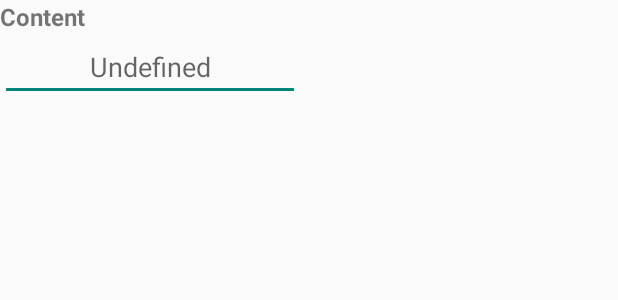
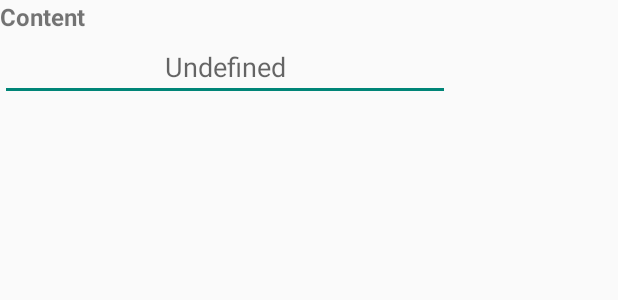
Before and after one commit to LeechanGu/sweetTask, an Android app: the layout task_pre_act_content.xml on its own in the app's theme, with its tools: preview values and no code run, on a phone screen of 412 x 824 dp. Shown: the top 300 px of the screen. Run offline under Robolectric (Android 15) with nearby library versions, the phone set to English and light mode, and no system bars.

Commit message:
ready for demo1

```diff
--- a/app/src/main/res/layout/task_pre_act_content.xml
+++ b/app/src/main/res/layout/task_pre_act_content.xml
@@ -13,7 +13,7 @@
         />
 
     <EditText
-        android:layout_width="200dp"
+        android:layout_width="300dp"
         android:layout_below="@id/tv_task_pre_act_content"
         android:layout_height="wrap_content"
         android:id="@+id/et_task_pre_act_content"
```
